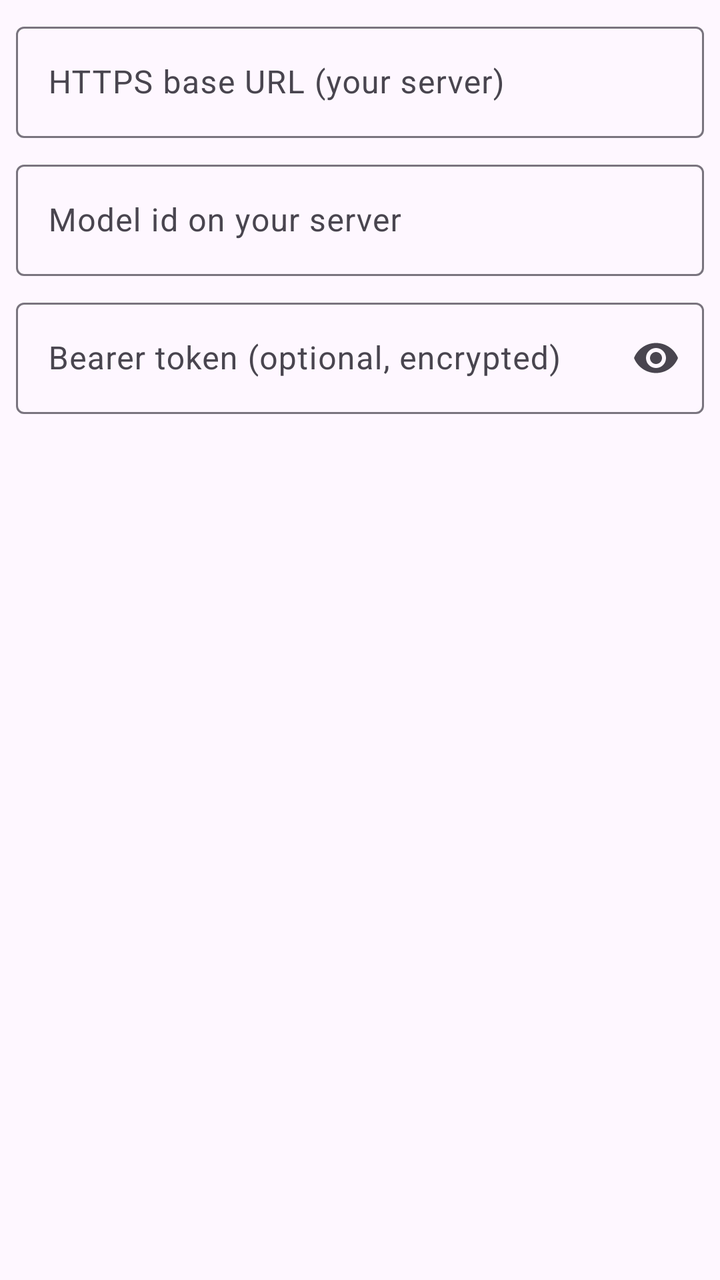
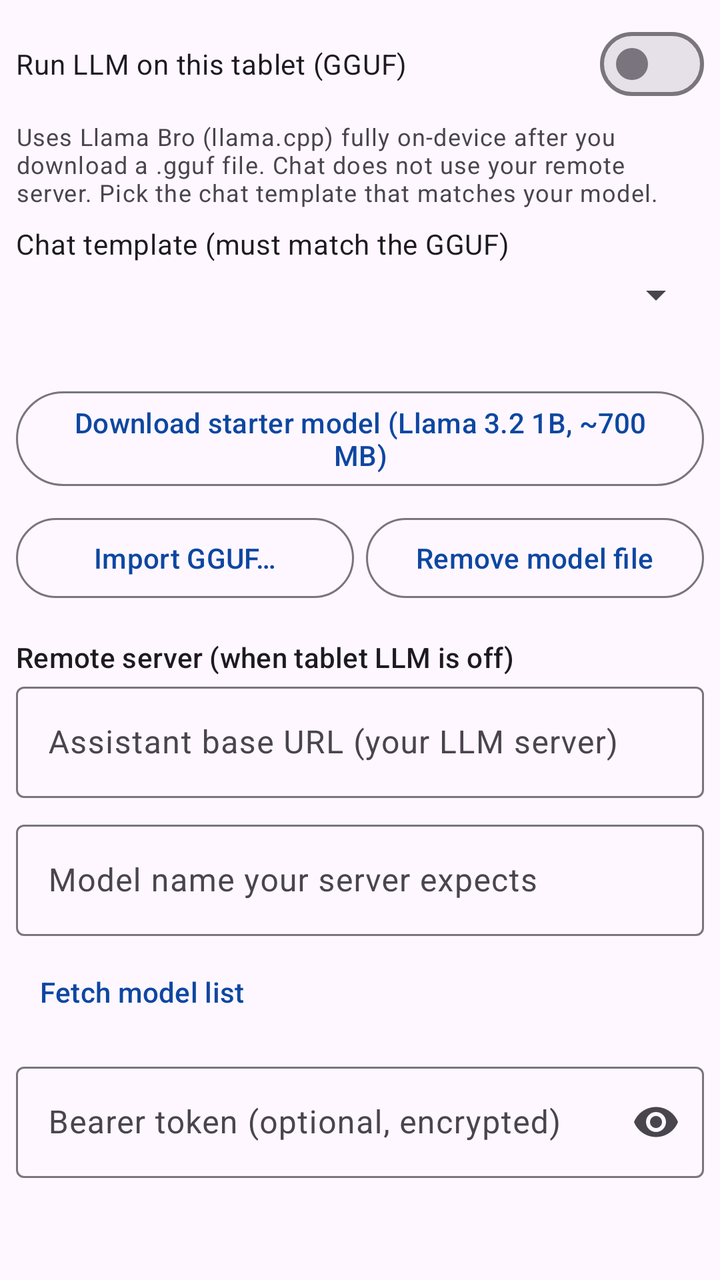

Two renders of the same Android screen: before a commit and after it. Below are the layout's source before the change and the commit's diff.
<!-- AndroidManifest.xml: application theme Theme.TabMLBox -->
<!-- res/layout/dialog_ai_settings.xml -->
<?xml version="1.0" encoding="utf-8"?>
<ScrollView xmlns:android="http://schemas.android.com/apk/res/android"
    xmlns:app="http://schemas.android.com/apk/res-auto"
    android:layout_width="match_parent"
    android:layout_height="wrap_content"
    android:padding="8dp">

    <LinearLayout
        android:layout_width="match_parent"
        android:layout_height="wrap_content"
        android:orientation="vertical">

        <com.google.android.material.textfield.TextInputLayout
            android:layout_width="match_parent"
            android:layout_height="wrap_content"
            android:hint="@string/ai_setting_base_url">

            <com.google.android.material.textfield.TextInputEditText
                android:id="@+id/editBaseUrl"
                android:layout_width="match_parent"
                android:layout_height="wrap_content"
                android:inputType="textUri" />
        </com.google.android.material.textfield.TextInputLayout>

        <com.google.android.material.textfield.TextInputLayout
            android:layout_width="match_parent"
            android:layout_height="wrap_content"
            android:layout_marginTop="8dp"
            android:hint="@string/ai_setting_model">

            <com.google.android.material.textfield.TextInputEditText
                android:id="@+id/editModel"
                android:layout_width="match_parent"
                android:layout_height="wrap_content"
                android:inputType="text" />
        </com.google.android.material.textfield.TextInputLayout>

        <com.google.android.material.textfield.TextInputLayout
            android:layout_width="match_parent"
            android:layout_height="wrap_content"
            android:layout_marginTop="8dp"
            android:hint="@string/ai_setting_api_key"
            app:endIconMode="password_toggle">

            <com.google.android.material.textfield.TextInputEditText
                android:id="@+id/editApiKey"
                android:layout_width="match_parent"
                android:layout_height="wrap_content"
                android:inputType="textPassword" />
        </com.google.android.material.textfield.TextInputLayout>
    </LinearLayout>
</ScrollView>
<!-- resources referenced by this layout -->
<resources>
  <string name="ai_setting_api_key">Bearer token (optional, encrypted)</string>
  <string name="ai_setting_base_url">HTTPS base URL (your server)</string>
  <string name="ai_setting_model">Model id on your server</string>
  <style name="Theme.TabMLBox" parent="Theme.Material3.Light.NoActionBar">
          <item name="colorPrimary">@color/md_theme_primary</item>
          <item name="colorPrimaryVariant">@color/md_theme_primary</item>
          <item name="colorOnPrimary">@color/md_theme_on_primary</item>
          <item name="android:statusBarColor">@color/md_theme_primary</item>
      </style>
  <color name="md_theme_primary">#0D47A1</color>
  <color name="md_theme_on_primary">#FFFFFF</color>
</resources>

<!-- the commit's change to res/layout/dialog_ai_settings.xml (unified diff, before → after) -->
@@ -9,6 +9,78 @@
         android:layout_width="match_parent"
         android:layout_height="wrap_content"
         android:orientation="vertical">
+
+        <com.google.android.material.materialswitch.MaterialSwitch
+            android:id="@+id/switchOnDeviceLlm"
+            android:layout_width="match_parent"
+            android:layout_height="wrap_content"
+            android:text="@string/ai_on_device_llm_label" />
+
+        <TextView
+            android:layout_width="match_parent"
+            android:layout_height="wrap_content"
+            android:paddingTop="4dp"
+            android:text="@string/ai_on_device_llm_note"
+            android:textAppearance="?attr/textAppearanceBodySmall" />
+
+        <TextView
+            android:layout_width="match_parent"
+            android:layout_height="wrap_content"
+            android:layout_marginTop="8dp"
+            android:text="@string/ai_on_device_profile_label"
+            android:textAppearance="?attr/textAppearanceBodyMedium" />
+
+        <Spinner
+            android:id="@+id/spinnerOnDeviceProfile"
+            android:layout_width="match_parent"
+            android:layout_height="wrap_content"
+            android:layout_marginTop="4dp" />
+
+        <TextView
+            android:id="@+id/textGgufStatus"
+            android:layout_width="match_parent"
+            android:layout_height="wrap_content"
+            android:layout_marginTop="8dp"
+            android:textAppearance="?attr/textAppearanceBodySmall" />
+
+        <com.google.android.material.button.MaterialButton
+            android:id="@+id/btnDownloadGguf"
+            style="@style/Widget.Material3.Button.OutlinedButton"
+            android:layout_width="match_parent"
+            android:layout_height="wrap_content"
+            android:layout_marginTop="8dp"
+            android:text="@string/ai_download_starter_gguf" />
+
+        <LinearLayout
+            android:layout_width="match_parent"
+            android:layout_height="wrap_content"
+            android:layout_marginTop="8dp"
+            android:orientation="horizontal">
+
+            <com.google.android.material.button.MaterialButton
+                android:id="@+id/btnImportGguf"
+                style="@style/Widget.Material3.Button.OutlinedButton"
+                android:layout_width="0dp"
+                android:layout_height="wrap_content"
+                android:layout_marginEnd="6dp"
+                android:layout_weight="1"
+                android:text="@string/ai_import_gguf" />
+
+            <com.google.android.material.button.MaterialButton
+                android:id="@+id/btnRemoveGguf"
+                style="@style/Widget.Material3.Button.OutlinedButton"
+                android:layout_width="0dp"
+                android:layout_height="wrap_content"
+                android:layout_weight="1"
+                android:text="@string/ai_remove_local_model" />
+        </LinearLayout>
+
+        <TextView
+            android:layout_width="match_parent"
+            android:layout_height="wrap_content"
+            android:layout_marginTop="16dp"
+            android:text="@string/ai_remote_section_title"
+            android:textAppearance="?attr/textAppearanceTitleSmall" />
 
         <com.google.android.material.textfield.TextInputLayout
             android:layout_width="match_parent"
@@ -35,6 +107,14 @@
                 android:inputType="text" />
         </com.google.android.material.textfield.TextInputLayout>
 
+        <com.google.android.material.button.MaterialButton
+            android:id="@+id/btnFetchModels"
+            style="@style/Widget.Material3.Button.TextButton"
+            android:layout_width="wrap_content"
+            android:layout_height="wrap_content"
+            android:layout_marginTop="4dp"
+            android:text="@string/ai_fetch_models" />
+
         <com.google.android.material.textfield.TextInputLayout
             android:layout_width="match_parent"
             android:layout_height="wrap_content"
<!-- resource entries referenced after the edit -->
@@ -1,8 +1,16 @@
 <!-- resources referenced by this layout -->
 <resources>
+  <string name="ai_download_starter_gguf">Download starter model (Llama 3.2 1B, ~700 MB)</string>
+  <string name="ai_fetch_models">Fetch model list</string>
+  <string name="ai_import_gguf">Import GGUF…</string>
+  <string name="ai_on_device_llm_label">Run LLM on this tablet (GGUF)</string>
+  <string name="ai_on_device_llm_note">Uses Llama Bro (llama.cpp) fully on-device after you download a .gguf file. Chat does not use your remote server. Pick the chat template that matches your model.</string>
+  <string name="ai_on_device_profile_label">Chat template (must match the GGUF)</string>
+  <string name="ai_remote_section_title">Remote server (when tablet LLM is off)</string>
+  <string name="ai_remove_local_model">Remove model file</string>
   <string name="ai_setting_api_key">Bearer token (optional, encrypted)</string>
-  <string name="ai_setting_base_url">HTTPS base URL (your server)</string>
-  <string name="ai_setting_model">Model id on your server</string>
+  <string name="ai_setting_base_url">Assistant base URL (your LLM server)</string>
+  <string name="ai_setting_model">Model name your server expects</string>
   <style name="Theme.TabMLBox" parent="Theme.Material3.Light.NoActionBar">
           <item name="colorPrimary">@color/md_theme_primary</item>
           <item name="colorPrimaryVariant">@color/md_theme_primary</item>
